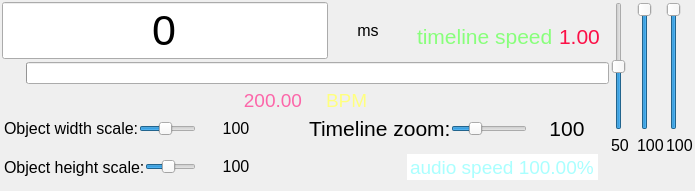
First picture: the form in src/ui/controllers/timecontroller.ui, repository xiangCaO233/MusicMapMaker, before the edit.
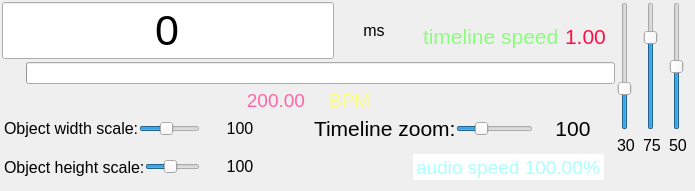
Second picture: the form after the edit. Icons and pictures are not drawn.

```diff
--- a/src/ui/controllers/timecontroller.ui
+++ b/src/ui/controllers/timecontroller.ui
@@ -984,7 +984,7 @@
          <number>10</number>
         </property>
         <property name="value">
-         <number>50</number>
+         <number>30</number>
         </property>
         <property name="orientation">
          <enum>Qt::Orientation::Vertical</enum>
@@ -999,7 +999,7 @@
          </font>
         </property>
         <property name="text">
-         <string notr="true">50</string>
+         <string notr="true">30</string>
         </property>
        </widget>
       </item>
@@ -1071,7 +1071,7 @@
          <number>10</number>
         </property>
         <property name="value">
-         <number>100</number>
+         <number>75</number>
         </property>
         <property name="orientation">
          <enum>Qt::Orientation::Vertical</enum>
@@ -1086,7 +1086,7 @@
          </font>
         </property>
         <property name="text">
-         <string notr="true">100</string>
+         <string notr="true">75</string>
         </property>
        </widget>
       </item>
@@ -1158,7 +1158,7 @@
          <number>10</number>
         </property>
         <property name="value">
-         <number>100</number>
+         <number>50</number>
         </property>
         <property name="orientation">
          <enum>Qt::Orientation::Vertical</enum>
@@ -1173,7 +1173,7 @@
          </font>
         </property>
         <property name="text">
-         <string notr="true">100</string>
+         <string notr="true">50</string>
         </property>
        </widget>
       </item>
```
Left out of the diff: 6 changed lines with no effect on the pictures.
